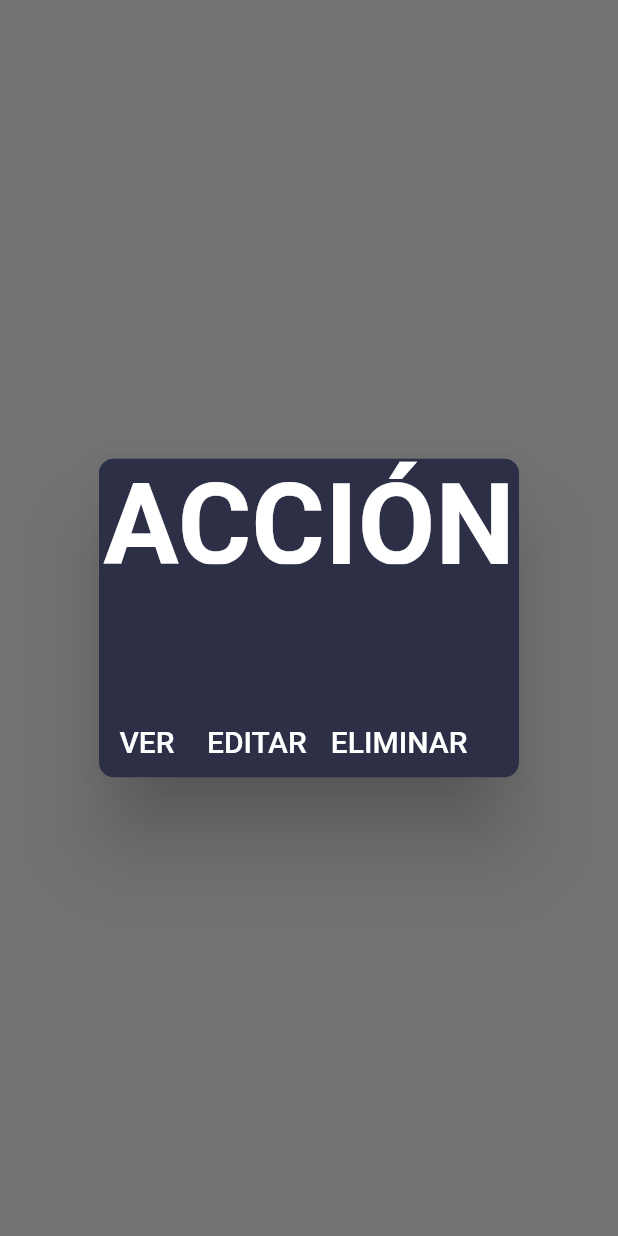
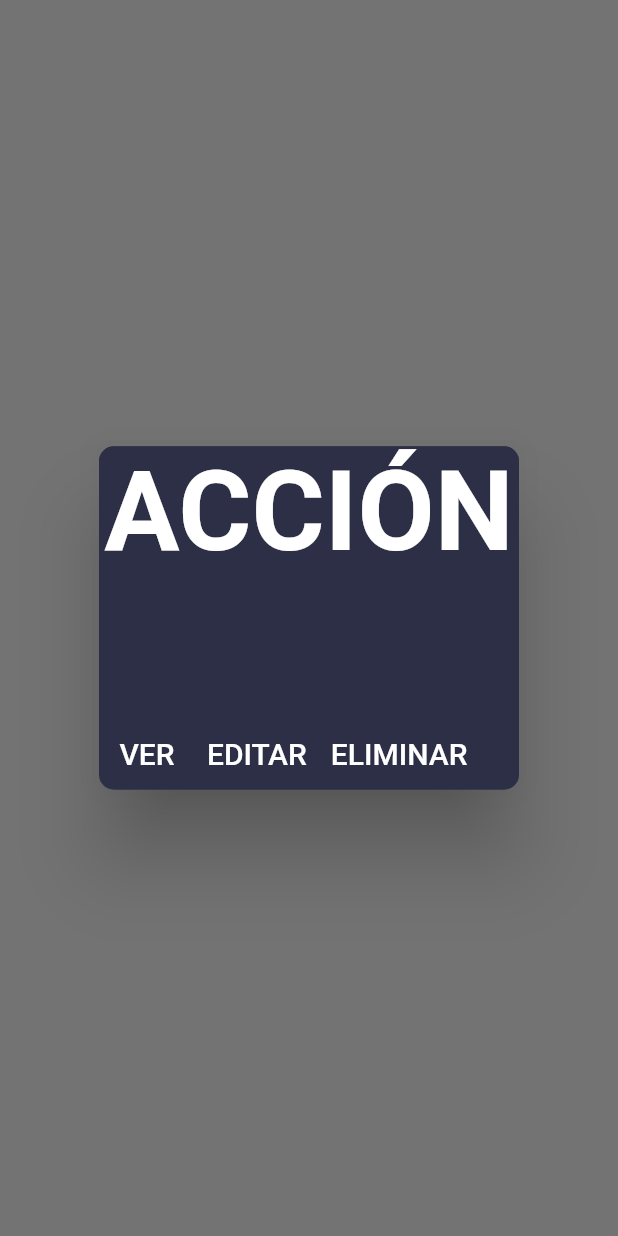
Before and after one commit to tinguar/todo-list, a Flutter app: what alert() shows on an empty page, opened directly with empty values, on a phone screen of 412 x 824 dp. Run offline on Flutter 3.47's test engine with Material 2 defaults, Android fonts, the phone set to English and light mode, and no system bars; our stand-ins replace cloud_firestore, firebase_auth, firebase_core, font_awesome_flutter, google_sign_in; accounts and stored records are empty; network calls fail.

Commit message:
final - P D

```diff
--- a/lib/src/model/notes.dart
+++ b/lib/src/model/notes.dart
@@ -1,33 +1,37 @@
 import 'package:cloud_firestore/cloud_firestore.dart';
 
 class Note {
+  String? id;
   final String title;
   final String description;
   final bool isPublic;
   final bool isIncognito;
   final DateTime createdAt;
-  final DateTime? updatedAt; // updatedAt es opcional
+  final DateTime? updatedAt;
   final String nameN;
   final String photoN;
-
+  List<dynamic> likes;
   String userId;
-  bool isExpanded; // Nuevo campo isExpanded
+  bool isExpanded;
 
   Note({
+     this.id,
     required this.userId,
     required this.title,
     required this.description,
     required this.isPublic,
     required this.isIncognito,
     required this.createdAt,
-    this.updatedAt, // updatedAt es opcional
-    required this.nameN, // updatedAt es opcional
-    required this.photoN, // updatedAt es opcional
-    this.isExpanded = false, // Valor predeterminado para isExpanded
+    this.updatedAt,
+    required this.nameN,
+    required this.photoN,
+    this.likes = const [],
+    this.isExpanded = false,
   });
 
   factory Note.fromMap(Map<String, dynamic> map) {
     return Note(
+      id: map['id'] ?? '',
       userId: map['userId'] ?? '',
       title: map['title'] ?? '',
       description: map['description'] ?? '',
@@ -39,26 +43,32 @@ class Note {
           : null,
       nameN: map['nameN'] ?? '',
       photoN: map['photoN'] ?? '',
+      likes: map['likes'] ?? 0,
+      isExpanded: map['isExpanded'] ?? false,
     );
   }
 
   Map<String, dynamic> toMap() {
     return {
+      'id': id,
       'userId': userId,
       'title': title,
       'description': description,
       'isPublic': isPublic,
       'isIncognito': isIncognito,
       'createdAt': createdAt,
-      'updatedAt': updatedAt, // updatedAt es opcional
-      'nameN': nameN, // updatedAt es opcional
-      'photoN': photoN, // updatedAt es opcional
+      'updatedAt': updatedAt,
+      'nameN': nameN,
+      'photoN': photoN,
+      'likes': likes,
+      'isExpanded': isExpanded,
     };
   }
 
   static List<Note> fromMapList(List<dynamic> mapList) {
     return mapList.map((map) {
       return Note(
+        id: map['id'] ?? '',
         userId: map['userId'] ?? '',
         title: map['title'] ?? '',
         description: map['description'] ?? '',
@@ -70,6 +80,8 @@ class Note {
             : null,
         nameN: map['nameN'] ?? '',
         photoN: map['photoN'] ?? '',
+        likes: map['likes'] ?? 0,
+        isExpanded: map['isExpanded'] ?? false,
       );
     }).toList();
   }
@@ -78,6 +90,7 @@ class Note {
     Map<String, dynamic>? data = snapshot.data() as Map<String, dynamic>?;
 
     return Note(
+      id: data?['id'] ?? '',
       userId: data?['userId'] ?? '',
       title: data?['title'] ?? '',
       description: data?['description'] ?? '',
@@ -89,6 +102,8 @@ class Note {
           : null,
       nameN: data?['nameN'] ?? '',
       photoN: data?['photoN'] ?? '',
+      likes: data?['likes'] ?? 0,
+      isExpanded: data?['isExpanded'] ?? false,
     );
   }
 }
--- a/lib/src/view/home.dart
+++ b/lib/src/view/home.dart
@@ -19,7 +19,7 @@ class Home extends StatelessWidget {
 
     final List<Widget> pages = [
       Global(),
-      Init(),
+      Init(user: user),
       Add(user: user),
       Person(user: user),
     ];
--- a/lib/src/widget/dialogs.dart
+++ b/lib/src/widget/dialogs.dart
@@ -24,12 +24,12 @@ class Dialogs {
                 heightFactor: 0.8,
                 child: Container(
                   color: ColorS.background,
-                  child: const Center(
+                  child:  Center(
                     child: Text(
                       'ERROR',
                       style: TextStyle(
                         color: Colors.white,
-                        fontSize: 75.0,
+                        fontSize:  MediaQuery.of(context).size.width * 75.0 /  414,
                         fontWeight: FontWeight.bold,
                       ),
                     ),
--- a/lib/src/widget/dialogs_b.dart
+++ b/lib/src/widget/dialogs_b.dart
@@ -24,18 +24,19 @@ class DialogsB {
           mainAxisSize: MainAxisSize.min,
           children: [
             ClipRRect(
-              borderRadius: const BorderRadius.vertical(top: Radius.circular(10.0)),
+              borderRadius:
+                  const BorderRadius.vertical(top: Radius.circular(10.0)),
               child: Align(
                 alignment: Alignment.topCenter,
-                heightFactor: 0.8,
                 child: Container(
                   color: ColorS.background,
                   child: Center(
                     child: Text(
                       'acción'.toUpperCase(),
-                      style: const TextStyle(
+                      style: TextStyle(
                         color: Colors.white,
-                        fontSize: 75.0,
+                        fontSize:
+                            MediaQuery.of(context).size.width * 75.0 / 414,
                         fontWeight: FontWeight.bold,
                       ),
                     ),
@@ -112,6 +113,4 @@ class ProgressDialogB {
       ),
     );
   }
-
-
 }
```
Also changed, not shown: lib/src/firebase/auth.dart (+15 -4 lines), lib/src/view/layout/home/init.dart (+6 -1 lines), lib/src/view/layout/note/view.dart (+29 -13 lines).
